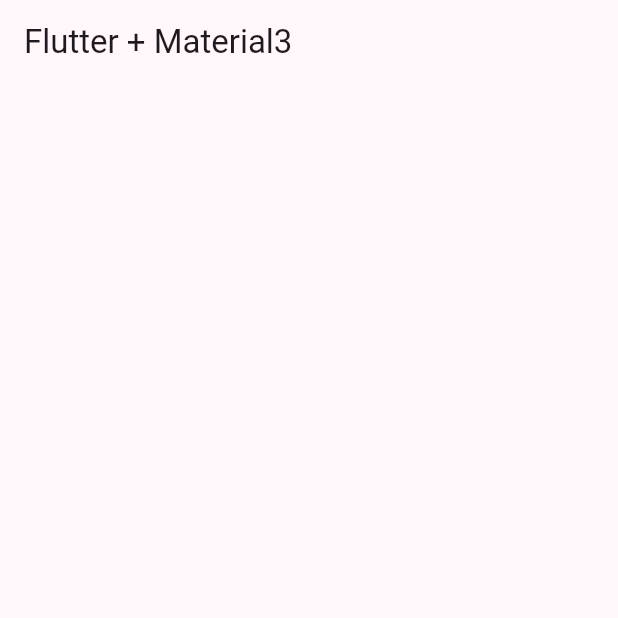
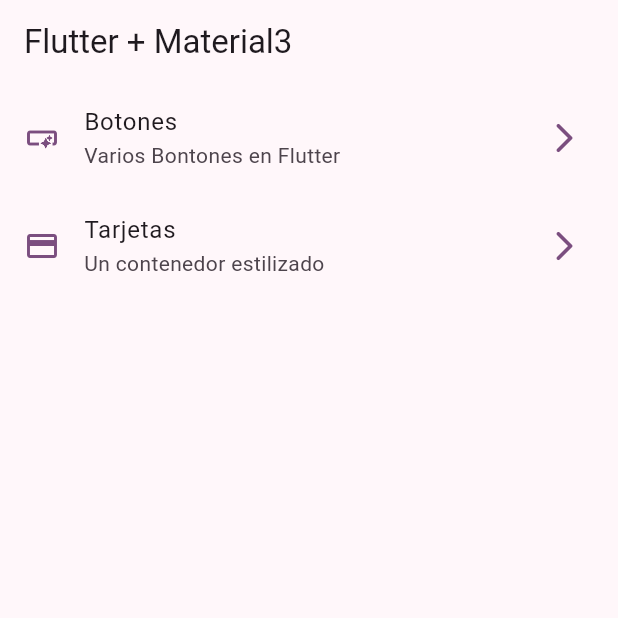
Before and after one commit to coco1690/widgets_app, a Flutter app: the screen it shows after launch, on a phone screen of 412 x 824 dp, the top half of it. Run offline on Flutter 3.47's test engine with Material 2 defaults, Android fonts, the phone set to English and light mode, and no system bars.

Commit message:
implementacion del homeview en el homescreen

```diff
--- a/lib/menu/menu_items.dart
+++ b/lib/menu/menu_items.dart
@@ -14,7 +14,7 @@ class MenuItem{
   });
 }
 
-const appMenuitems = <MenuItem> [
+const appMenuItems = <MenuItem> [
 
   MenuItem(
     title: 'Botones',
--- a/lib/presentation/screens/home/home_screen.dart
+++ b/lib/presentation/screens/home/home_screen.dart
@@ -1,4 +1,5 @@
 import 'package:flutter/material.dart';
+import 'package:widgets_app/menu/menu_items.dart';
 
  class HomeScreen extends StatelessWidget {
    const HomeScreen({super.key});
@@ -9,6 +10,47 @@ import 'package:flutter/material.dart';
       appBar: AppBar(
         title: const  Text('Flutter + Material3 '),
       ),
+      body: _HomeView(),
      );
    }
  }
+
+class _HomeView extends StatelessWidget {
+
+  @override
+  Widget build(BuildContext context) {
+    return ListView.builder(
+      itemCount: appMenuItems.length,
+      itemBuilder: (context, index){
+        final menuItem = appMenuItems[index];
+
+        return _CustomListTitle(menuItem: menuItem);
+      }
+    );
+  }
+}
+
+
+class _CustomListTitle extends StatelessWidget {
+  const _CustomListTitle({
+    required this.menuItem,
+  });
+
+  final MenuItem menuItem;
+
+  @override
+  Widget build(BuildContext context) {
+
+    final colors = Theme.of(context).colorScheme;
+
+    return ListTile(
+      leading:  Icon(menuItem.icon, color:colors.primary),
+      trailing: Icon(Icons.arrow_forward_ios_rounded, color:colors.primary),
+      title:    Text(menuItem.title),
+      subtitle: Text(menuItem.subTitlle),
+      onTap: () {
+        // TODO: aca va  la navegacion
+      },
+    );
+  }
+}
```
